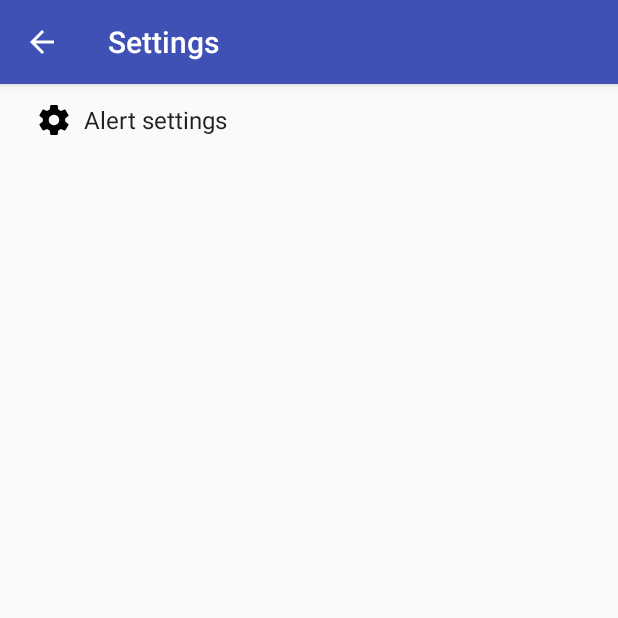
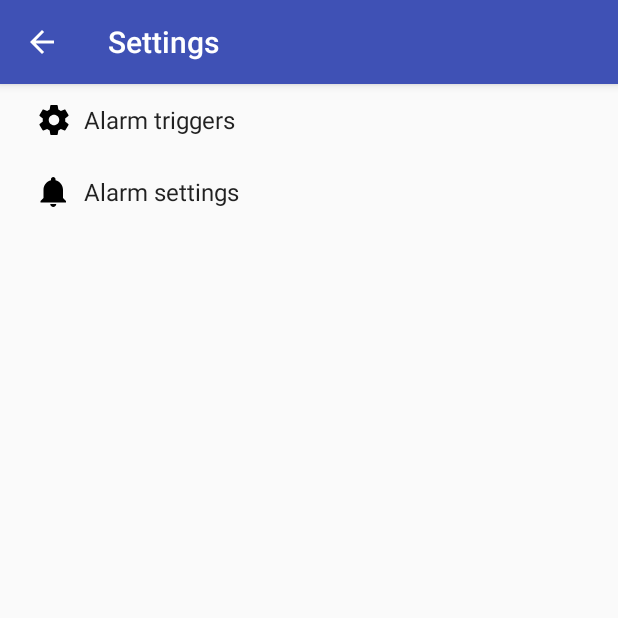
Before and after one commit to kalverk/my-guard, an Android app: the SettingsActivity screen opened directly, with no data from a screen before it, on a phone screen of 412 x 824 dp, the top half of it. Run offline under Robolectric (Android 15) with nearby library versions, the phone set to English and light mode, and no system bars.

Commit message:
change looks

```diff
--- a/app/src/main/java/com/myguard/service/SMSListener.java
+++ b/app/src/main/java/com/myguard/service/SMSListener.java
@@ -14,7 +14,7 @@ import com.myguard.PreferenceKey;
 import com.myguard.alerts.SMS;
 
 import static android.content.Context.LOCATION_SERVICE;
-mo
+
 /**
  * Created by kalver on 26/01/18.
  */
--- a/app/src/main/res/values/strings.xml
+++ b/app/src/main/res/values/strings.xml
@@ -69,8 +69,11 @@
     <string name="pref_title_location_distance">Location distance</string>
     <string name="pref_description_location_distance">Trigger alarm when location distance changes more than {X} meters</string>
 
-    <!-- Alert settings -->
-    <string name="pref_header_alert">Alert settings</string>
+    <!-- Alarm trigger settings -->
+    <string name="pref_header_alarm_triggers">Alarm triggers</string>
+
+    <!-- Alarm settings -->
+    <string name="pref_header_alert">Alarm settings</string>
 
     <string name="pref_title_sound_alert">Play sound on alarm</string>
 
--- a/app/src/main/res/xml/pref_alert.xml
+++ b/app/src/main/res/xml/pref_alarm_triggers.xml
@@ -1,10 +1,4 @@
 <PreferenceScreen xmlns:android="http://schemas.android.com/apk/res/android">
-
-    <EditTextPreference
-        android:inputType="numberSigned"
-        android:key="alert_number"
-        android:summary="@string/pref_description_alert_number"
-        android:title="@string/pref_title_alert_number" />
 
     <SwitchPreference
         android:defaultValue="true"
@@ -43,38 +37,4 @@
         android:summary="@string/pref_description_location_distance"
         android:title="@string/pref_title_location_distance" />
 
-    <SwitchPreference
-        android:defaultValue="true"
-        android:key="sound_alert_enabled"
-        android:title="@string/pref_title_sound_alert" />
-
-    <RingtonePreference
-        android:defaultValue="content://settings/system/alarm_alert"
-        android:dependency="sound_alert_enabled"
-        android:key="sound_alert_alarm"
-        android:ringtoneType="alarm"
-        android:title="@string/pref_title_sound_alert_alarm" />
-
-    <SwitchPreference
-        android:defaultValue="false"
-        android:key="sms_alert_enabled"
-        android:title="@string/pref_title_sms_alert" />
-
-    <SwitchPreference
-        android:defaultValue="false"
-        android:key="call_alert_enabled"
-        android:title="@string/pref_title_call_alert" />
-
-    <SwitchPreference
-        android:defaultValue="false"
-        android:key="location_via_sms"
-        android:title="@string/pref_title_location_via_sms" />
-
-    <EditTextPreference
-        android:defaultValue="location"
-        android:dependency="location_via_sms"
-        android:inputType="text"
-        android:key="location_keyword"
-        android:title="@string/pref_title_location_keyword" />
-
 </PreferenceScreen>
--- /dev/null
+++ b/app/src/main/res/xml/pref_alarms.xml
@@ -0,0 +1,43 @@
+<PreferenceScreen xmlns:android="http://schemas.android.com/apk/res/android">
+
+    <EditTextPreference
+        android:inputType="numberSigned"
+        android:key="alert_number"
+        android:summary="@string/pref_description_alert_number"
+        android:title="@string/pref_title_alert_number" />
+
+    <SwitchPreference
+        android:defaultValue="false"
+        android:key="sms_alert_enabled"
+        android:title="@string/pref_title_sms_alert" />
+
+    <SwitchPreference
+        android:defaultValue="false"
+        android:key="call_alert_enabled"
+        android:title="@string/pref_title_call_alert" />
+
+    <SwitchPreference
+        android:defaultValue="false"
+        android:key="location_via_sms"
+        android:title="@string/pref_title_location_via_sms" />
+
+    <EditTextPreference
+        android:defaultValue="location"
+        android:dependency="location_via_sms"
+        android:inputType="text"
+        android:key="location_keyword"
+        android:title="@string/pref_title_location_keyword" />
+
+    <SwitchPreference
+        android:defaultValue="true"
+        android:key="sound_alert_enabled"
+        android:title="@string/pref_title_sound_alert" />
+
+    <RingtonePreference
+        android:defaultValue="content://settings/system/alarm_alert"
+        android:dependency="sound_alert_enabled"
+        android:key="sound_alert_alarm"
+        android:ringtoneType="alarm"
+        android:title="@string/pref_title_sound_alert_alarm" />
+
+</PreferenceScreen>
--- a/app/src/main/res/xml/pref_headers.xml
+++ b/app/src/main/res/xml/pref_headers.xml
@@ -3,8 +3,13 @@
     <!-- These settings headers are only used on tablets. -->
 
     <header
-        android:fragment="com.myguard.SettingsActivity$AlertPreferenceFragment"
+        android:fragment="com.myguard.SettingsActivity$AlarmTriggersPreferenceFragment"
         android:icon="@drawable/ic_settings_black_24dp"
+        android:title="@string/pref_header_alarm_triggers" />
+
+    <header
+        android:fragment="com.myguard.SettingsActivity$AlarmsPreferenceFragment"
+        android:icon="@drawable/ic_notifications_black_24dp"
         android:title="@string/pref_header_alert" />
 
 </preference-headers>
```
Also changed, not shown: app/src/main/java/com/myguard/SettingsActivity.java (+30 -4 lines).
